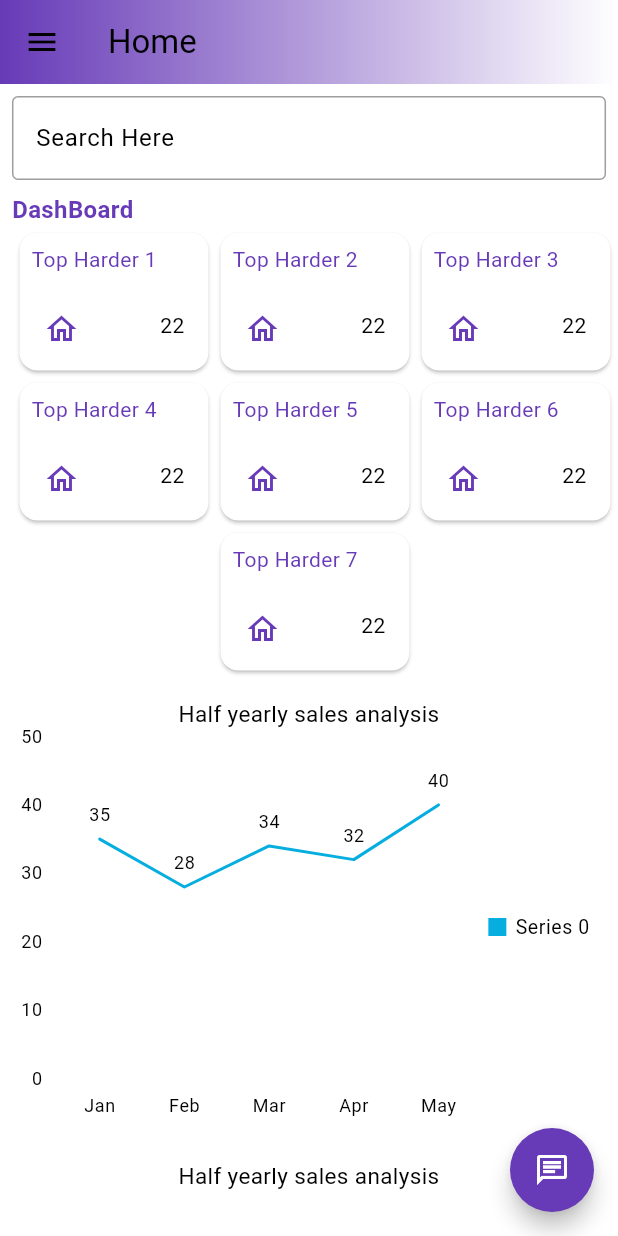
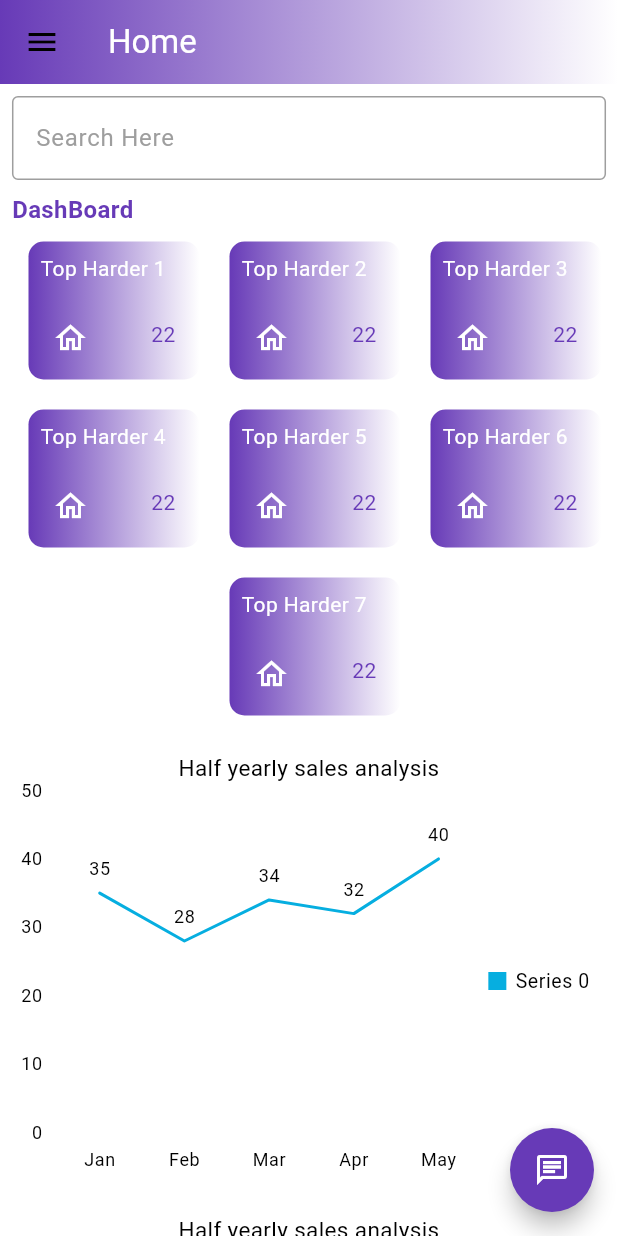
Before and after one commit to postboxat18/flutterbootstrap5, a Flutter app: the Home screen opened directly, on a phone screen of 412 x 824 dp. Run offline on Flutter 3.47's test engine with Material 3 defaults, Android fonts, the phone set to English and light mode, and no system bars; our stand-ins replace dropdown_textfield, grouped_list, syncfusion_flutter_charts; missing offline and left inert: dialog_flowtter, flutter_listfilter, intersperse.

Commit message:
added gradient color in Nav and Tab dart file

```diff
--- a/example/lib/Auth/login.dart
+++ b/example/lib/Auth/login.dart
@@ -24,7 +24,9 @@ class _LoginState extends State<Login> {
       body: Container(
         width: double.maxFinite,
         height: double.maxFinite,
-        decoration:BoxDecorationFunc(),
+        decoration:BoxDecoration(
+            gradient: gradientFunc()
+        ),
 
         child: Column(
           mainAxisAlignment: MainAxisAlignment.center,
--- a/example/lib/Home/ChatBot/ChatBot.dart
+++ b/example/lib/Home/ChatBot/ChatBot.dart
@@ -20,7 +20,7 @@ class _ChatBot1State extends State<ChatBot1> {
     return Scaffold(
       appBar: AppBar(
         flexibleSpace: Container(
-          decoration:BoxDecorationFunc(),
+          decoration:BoxDecoration(gradient: gradientFunc()),
 
         ),
         title: Text("Chat Bot"),
--- a/example/lib/Home/Dash/dash.dart
+++ b/example/lib/Home/Dash/dash.dart
@@ -1,3 +1,4 @@
+import 'package:example/Home/utils/UtilsWidgets.dart';
 import 'package:flutter/material.dart';
 import 'package:syncfusion_flutter_charts/charts.dart';
 
@@ -42,6 +43,7 @@ class _DashState extends State<Dash> {
                     filled: true,
                     fillColor: Colors.white,
                     labelText: "Search Here",
+                    labelStyle: TextStyle(color: Colors.grey),
                     border: OutlineInputBorder(
                         borderSide: BorderSide(color: Colors.grey)),
                     enabledBorder: OutlineInputBorder(
@@ -154,16 +156,19 @@ class _DashState extends State<Dash> {
   }
 
   gridView(String header) {
-    return Card(
-      elevation: 1,
-      color: Colors.white,
+    return Container(
+      margin: EdgeInsets.all(10),
+      decoration: BoxDecoration(
+        borderRadius: BorderRadius.all(Radius.circular(10)),
+        gradient: gradientFunc()
+      ),
       child: FB5Row(
         children: [
           //HEADER
           FB5Col(
             classNames: 'p-2',
             child: Text(header,
-                style: TextStyle(fontSize: 14, color:Colors.deepPurple)),
+                style: TextStyle(fontSize: 14, color:Colors.white)),
           ),
           FB5Col(
             classNames: 'p-2',
@@ -172,13 +177,14 @@ class _DashState extends State<Dash> {
               children: [
                 FB5Col(
                   classNames: 'p-2',
-                  child: Icon(Icons.home_outlined, color:Colors.deepPurple),
+                  child: Icon(Icons.home_outlined, color:Colors.white),
                 ),
                 FB5Col(
                   classNames: 'p-2',
                   child: Text("22",
                       style: TextStyle(
                         fontSize: 14,
+                        color: Colors.deepPurple
                       )),
                 ),
               ],
--- a/example/lib/Home/Home.dart
+++ b/example/lib/Home/Home.dart
@@ -67,19 +67,12 @@ class _HomeState extends State<Home> {
     return isDevice
         ? Scaffold(
             appBar: AppBar(
-              title: Text("Home"),
+              title: Text(
+                "Home",
+                style: TextStyle(color: Colors.white),
+              ),
               flexibleSpace: Container(
-                decoration: BoxDecoration(
-                  gradient: LinearGradient(
-                      colors: [
-                        Colors.deepPurple,
-                        Colors.white,
-                      ],
-                      begin: const FractionalOffset(0.0, 0.0),
-                      end: const FractionalOffset(1.0, 0.0),
-                      stops: [0.0, 1.0],
-                      tileMode: TileMode.clamp),
-                ),
+                decoration: BoxDecoration(gradient: gradientFunc()),
               ),
             ),
             body: buildWidget(context),
@@ -89,19 +82,12 @@ class _HomeState extends State<Home> {
         : Scaffold(
             appBar: AppBar(
               elevation: 1,
-              title: Text("Home"),
+              title: Text(
+                "Home",
+                style: TextStyle(color: Colors.white),
+              ),
               flexibleSpace: Container(
-                decoration: BoxDecoration(
-                  gradient: LinearGradient(
-                      colors: [
-                        Colors.deepPurple,
-                        Colors.white,
-                      ],
-                      begin: const FractionalOffset(0.0, 0.0),
-                      end: const FractionalOffset(1.0, 0.0),
-                      stops: [0.0, 1.0],
-                      tileMode: TileMode.clamp),
-                ),
+                decoration: BoxDecoration(gradient: gradientFunc()),
               ),
               leading: IconButton(
                   onPressed: () {
@@ -162,18 +148,9 @@ class _HomeState extends State<Home> {
                     classNames: isDrawer ? 'col-3' : 'col-1',
                     child: Container(
                         decoration: BoxDecoration(
-                          borderRadius: BorderRadius.only(
-                              bottomRight: Radius.circular(30)),
-                          gradient: LinearGradient(
-                              colors: [
-                                Colors.deepPurple,
-                                Colors.white,
-                              ],
-                              begin: const FractionalOffset(0.0, 0.0),
-                              end: const FractionalOffset(1.0, 0.0),
-                              stops: [0.0, 1.0],
-                              tileMode: TileMode.clamp),
-                        ),
+                            borderRadius: BorderRadius.only(
+                                bottomRight: Radius.circular(30)),
+                            gradient: gradientFunc()),
                         child: Column(
                           children: [
                             //TITLE
--- a/example/lib/Home/utils/UtilsWidgets.dart
+++ b/example/lib/Home/utils/UtilsWidgets.dart
@@ -1,8 +1,7 @@
 import 'package:flutter/material.dart';
 
-BoxDecorationFunc() {
-  return BoxDecoration(
-    gradient: LinearGradient(
+gradientFunc() {
+  return LinearGradient(
         colors: [
           Colors.deepPurple,
           Colors.white,
@@ -10,6 +9,5 @@ BoxDecorationFunc() {
         begin: const FractionalOffset(0.0, 0.0),
         end: const FractionalOffset(1.0, 0.0),
         stops: [0.0, 1.0],
-        tileMode: TileMode.clamp),
-  );
+        tileMode: TileMode.clamp);
 }
--- a/example/lib/main.dart
+++ b/example/lib/main.dart
@@ -22,7 +22,7 @@ class _MyAppState extends State<MyApp> {
           useMaterial3: true,
           colorScheme:
               ColorScheme.fromSwatch().copyWith(primary: Colors.deepPurple)),
-      home: Home(),
+      home: Login(),
     );
   }
 }
```
Also changed, not shown: example/lib/Home/NavigationBarModule/NavBarModule.dart (+15 -16 lines), example/lib/Home/Table/TableModule.dart (+11 -5 lines).
